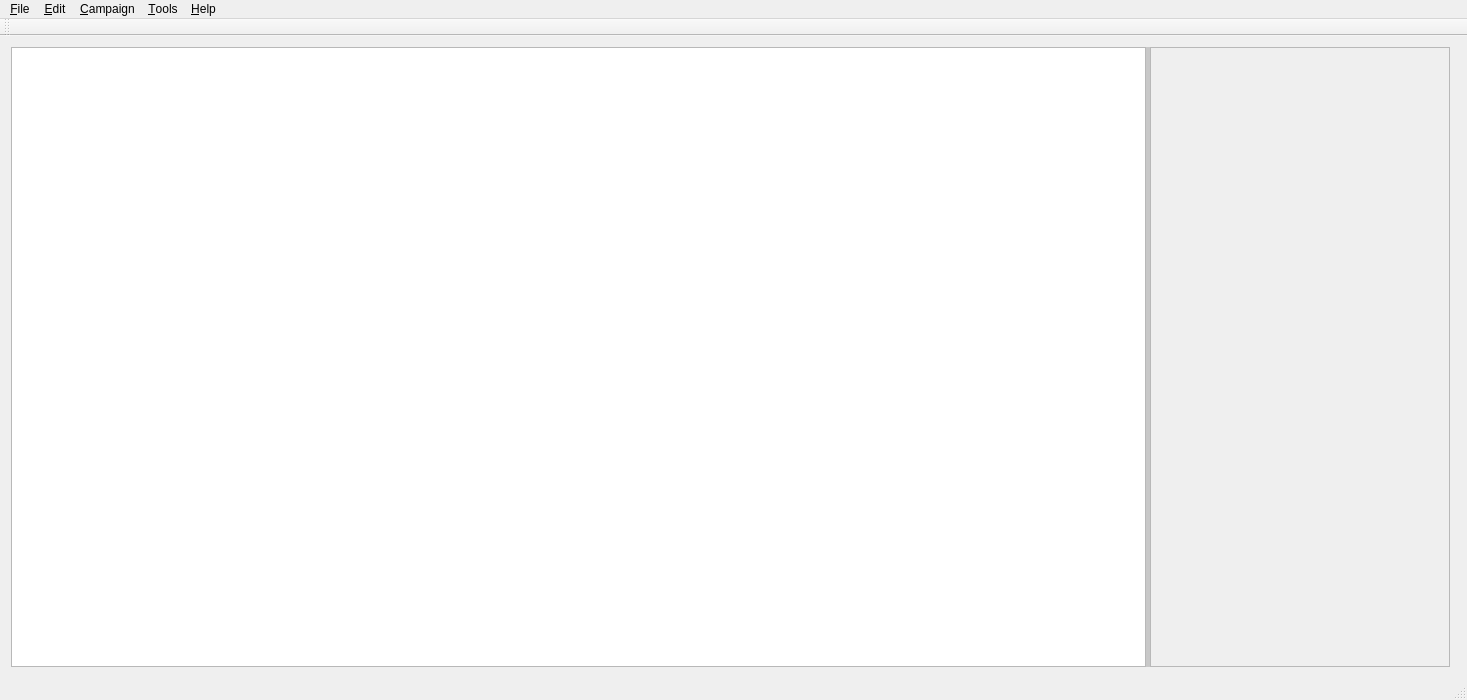
The window that DMHelper/src/mainwindow.ui (MMetze/DMHelper) describes before a commit, drawn with Qt 5.
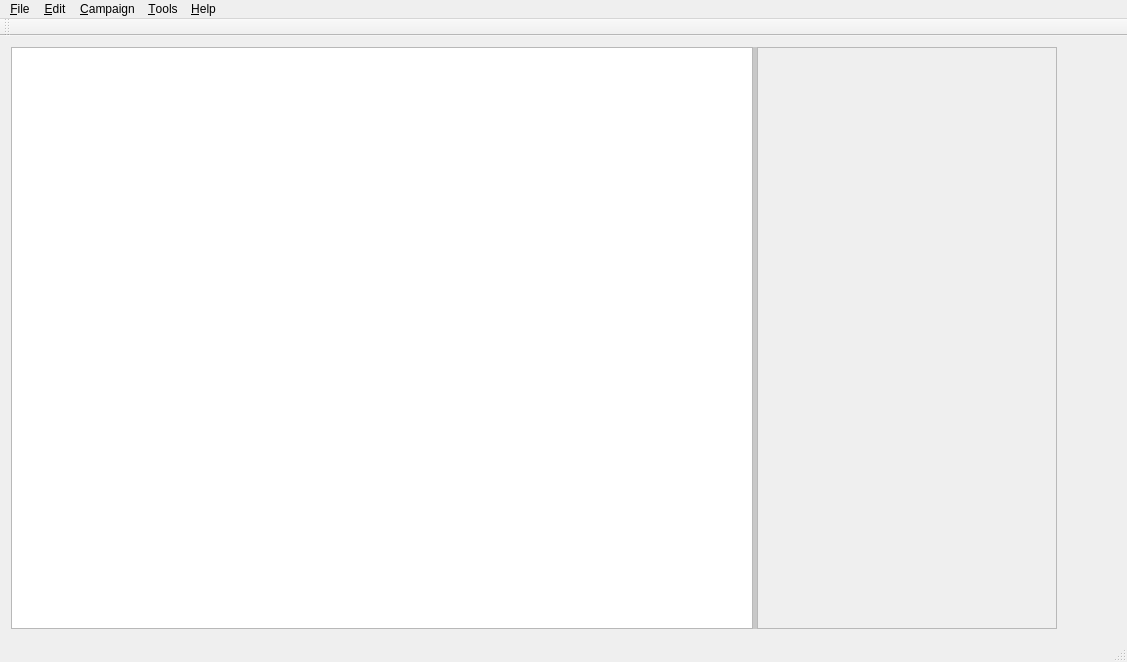
The same window after the commit. Icons and pictures are not drawn. Custom widgets are drawn as their Qt base class.

Commit message: Added camera, tooltips and fixed vertical/horizontal layout

```diff
--- a/DMHelper/src/mainwindow.ui
+++ b/DMHelper/src/mainwindow.ui
@@ -6,8 +6,8 @@
    <rect>
     <x>0</x>
     <y>0</y>
-    <width>1467</width>
-    <height>700</height>
+    <width>1127</width>
+    <height>662</height>
    </rect>
   </property>
   <property name="sizePolicy">
@@ -43,18 +43,43 @@
     <string notr="true">background-image: url(:/img/data/parchment.jpg);</string>
    </property>
    <layout class="QGridLayout" name="gridLayout" columnstretch="0,0">
+    <property name="horizontalSpacing">
+     <number>9</number>
+    </property>
     <item row="0" column="1">
-     <widget class="ScrollOverlayWidget" name="scrollWidget" native="true"/>
+     <widget class="ScrollOverlayWidget" name="scrollWidget" native="true">
+      <property name="sizePolicy">
+       <sizepolicy hsizetype="Fixed" vsizetype="Preferred">
+        <horstretch>0</horstretch>
+        <verstretch>0</verstretch>
+       </sizepolicy>
+      </property>
+      <property name="minimumSize">
+       <size>
+        <width>50</width>
+        <height>0</height>
+       </size>
+      </property>
+      <property name="maximumSize">
+       <size>
+        <width>50</width>
+        <height>16777215</height>
+       </size>
+      </property>
+     </widget>
     </item>
     <item row="0" column="0">
      <widget class="QSplitter" name="splitter">
+      <property name="lineWidth">
+       <number>1</number>
+      </property>
       <property name="orientation">
        <enum>Qt::Horizontal</enum>
       </property>
       <widget class="CampaignTree" name="treeView">
        <property name="sizePolicy">
-        <sizepolicy hsizetype="MinimumExpanding" vsizetype="Preferred">
-         <horstretch>0</horstretch>
+        <sizepolicy hsizetype="Preferred" vsizetype="Preferred">
+         <horstretch>1</horstretch>
          <verstretch>0</verstretch>
         </sizepolicy>
        </property>
@@ -83,7 +108,7 @@
       <widget class="QStackedWidget" name="stackedWidgetEncounter">
        <property name="sizePolicy">
         <sizepolicy hsizetype="MinimumExpanding" vsizetype="Preferred">
-         <horstretch>0</horstretch>
+         <horstretch>4</horstretch>
          <verstretch>0</verstretch>
         </sizepolicy>
        </property>
@@ -113,7 +138,7 @@
     <rect>
      <x>0</x>
      <y>0</y>
-     <width>1467</width>
+     <width>1127</width>
      <height>31</height>
     </rect>
    </property>
```
Left out of the diff: 3 changed lines with no effect on the pictures. The commit also changes 4 other files.
